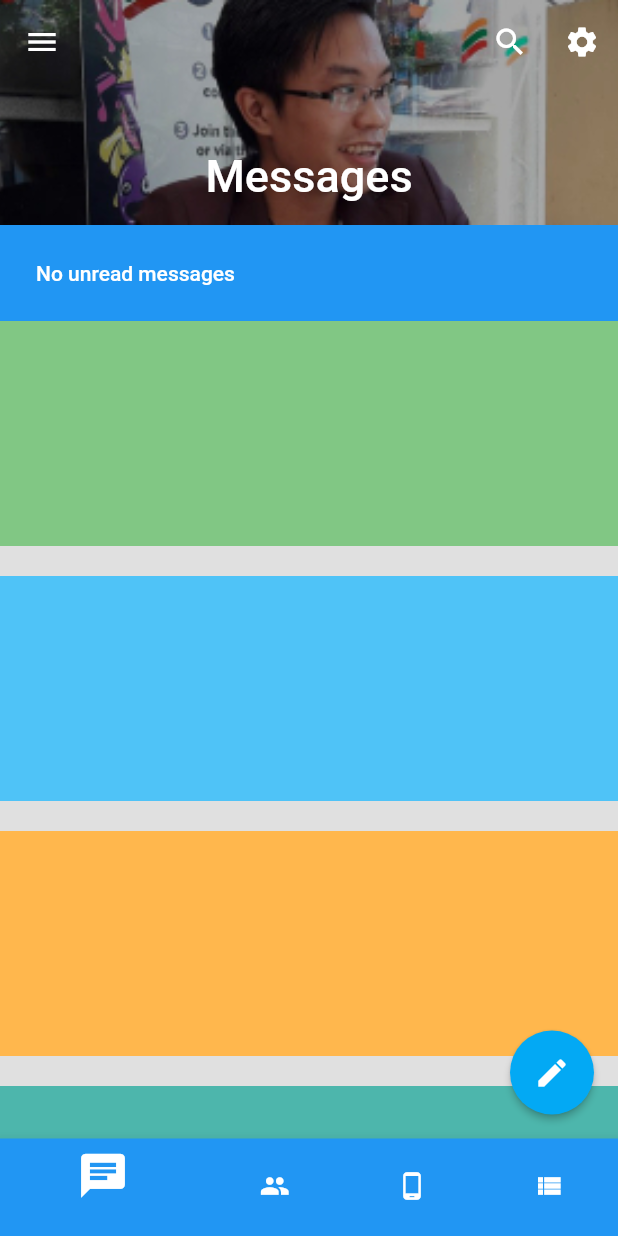
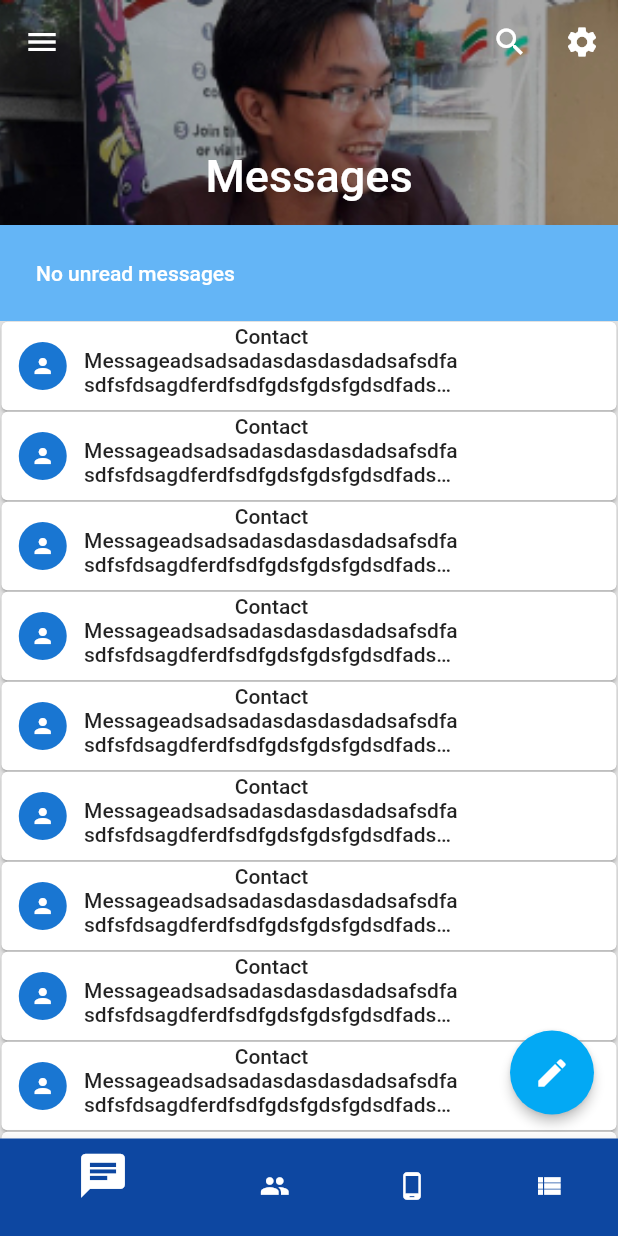
Before and after one commit to Kugaraya/contxt, a Flutter app: the screen it shows after launch, on a phone screen of 412 x 824 dp. Run offline on Flutter 3.47's test engine with Material 2 defaults, Android fonts, the phone set to English and light mode, and no system bars.

Commit message:
Messaging update

```diff
--- a/lib/models/navigator.dart
+++ b/lib/models/navigator.dart
@@ -35,7 +35,7 @@ class NavigatorModelState extends State<NavigatorModel> with TickerProviderState
         items: <BottomNavigationBarItem>[
           BottomNavigationBarItem(
             icon: Icon(Icons.chat),
-            backgroundColor: Colors.blue,
+            backgroundColor: Colors.blue[900],
             title: Text(" ",style: TextStyle(fontSize: 2.0),),
           ),
           BottomNavigationBarItem(
--- a/lib/screens/home/home.dart
+++ b/lib/screens/home/home.dart
@@ -11,7 +11,7 @@ class HomeScreen extends StatelessWidget {
         child: Icon(Icons.create),
         foregroundColor: Colors.white,
         backgroundColor: Colors.lightBlue,
-        elevation: 2.0,
+        elevation: 3.0,
         onPressed: () {
           AlertDialog(
             content: Text("You pressed the FAB"),
@@ -28,6 +28,7 @@ class HomeScreen extends StatelessWidget {
       body: CustomScrollView(
         slivers: <Widget>[
           SliverAppBar(
+            backgroundColor: Colors.blue[300],
             expandedHeight: 150.0,
             pinned: true,
             automaticallyImplyLeading: false,
@@ -57,14 +58,16 @@ class HomeScreen extends StatelessWidget {
           ),
           SliverToBoxAdapter(
             child: Container(
-              color: Colors.blue,
+              color: Colors.blue[300],
               padding: EdgeInsets.all(8.0),
               child: Row(
                 mainAxisAlignment: MainAxisAlignment.start,
                 children: <Widget>[
                   MaterialButton(
                     onPressed: () {},
-                    child: Text("No unread messages", style: TextStyle(fontSize: 14.0, color: Colors.white)),
+                    child: Text("No unread messages",
+                      style: TextStyle(fontSize: 14.0, color: Colors.white)
+                    ),
                   )
                 ],
               )
@@ -74,35 +77,58 @@ class HomeScreen extends StatelessWidget {
             child: Container(
               child: Column(
                 children: <Widget>[
-                  Container(
-                    height: 150.0,
-                    width: double.maxFinite,
-                    color: Colors.green[300],
-                  ),
-                  SizedBox(height: 20.0),
-                  Container(
-                    height: 150.0,
-                    width: double.maxFinite,
-                    color: Colors.lightBlue[300],
-                  ),
-                  SizedBox(height: 20.0),
-                  Container(
-                    height: 150.0,
-                    width: double.maxFinite,
-                    color: Colors.orange[300],
-                  ),
-                  SizedBox(height: 20.0),
-                  Container(
-                    height: 150.0,
-                    width: double.maxFinite,
-                    color: Colors.teal[300],
-                  ),
+                  for(int i=0; i<15; i++)
+                    _addMessage(),
                 ],
               )
             ),
           )
         ],
       )
+    );
+  }
+
+  Widget _addMessage() {
+    return Card(
+      elevation: 1.0,
+      margin: EdgeInsets.symmetric(vertical: 0.5, horizontal: 1.0),
+      child: FlatButton(
+        padding: EdgeInsets.symmetric(vertical: 2.0, horizontal: 0.0),
+        child: Container(
+          height: 55.0,
+          child: Row(
+            children: <Widget>[
+              Container(
+                width: 45.0,
+                margin: EdgeInsets.symmetric(horizontal: 5.0),
+                padding: EdgeInsets.all(4.0),
+                child: CircleAvatar(
+                  radius: 16.0,
+                  child: Icon(Icons.person, size: 16.0,)
+                ),
+              ),
+              Container(
+                child: LimitedBox(
+                  maxHeight: 55.0,
+                  maxWidth: 250.0,
+                  child: Column(
+                    mainAxisAlignment: MainAxisAlignment.start,
+                    children: <Widget>[
+                      Text("Contact"),
+                      Text("Messageadsadsadasdasdasdadsafsdfasdfsfdsagdferdfsdfgdsfgdsfgdsdfadsdasfdsfa",
+                        maxLines: 2,
+                        softWrap: true,
+                        overflow: TextOverflow.ellipsis,
+                      )
+                    ],
+                  )
+                )
+              )
+            ],
+          ),
+        ),
+        onPressed: () {},
+      ),
     );
   }
 
--- a/lib/screens/todo/todo.dart
+++ b/lib/screens/todo/todo.dart
@@ -24,7 +24,6 @@ class _TodoScreenState extends State<TodoScreen> {
           setState(() {
             _isActiveAdd = _isActiveAdd ? false : true;
             _textAddController.clear();
-            _textEditController.clear();
           });
         },
       ),
```
Also changed, not shown: 1 other file.
